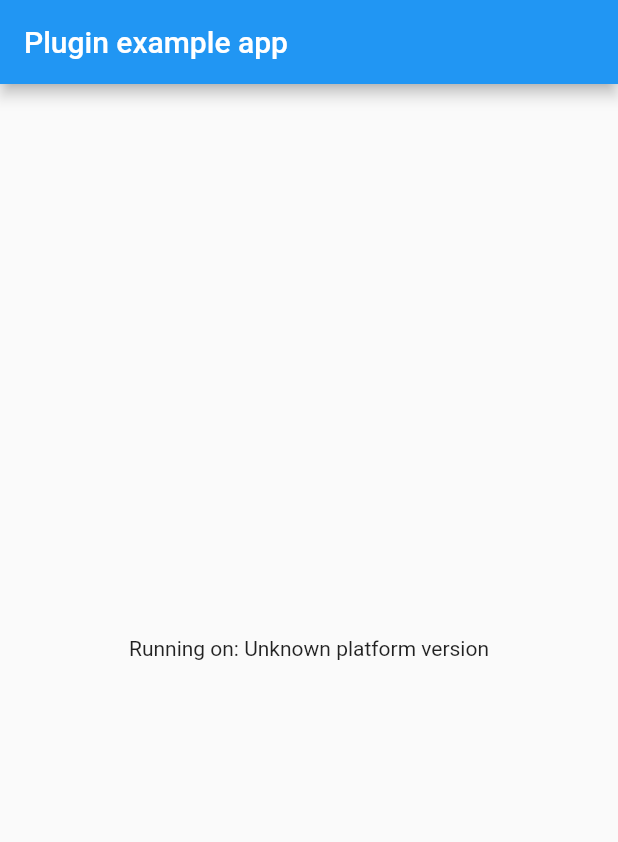
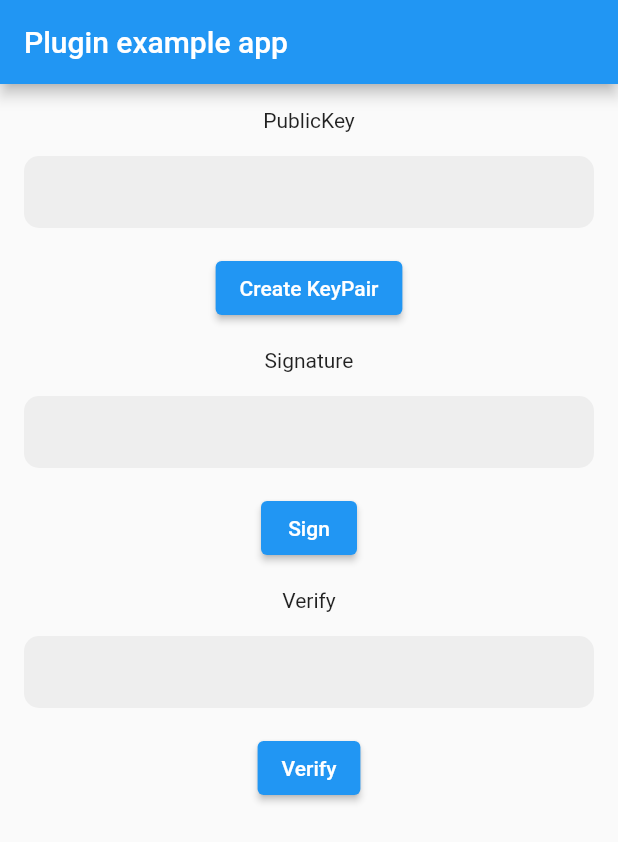
Before and after one commit to prongbang/local_auth_signature, a Flutter app: the screen it shows after launch, on a phone screen of 412 x 824 dp. Shown: the top 842 px of the screen. Run offline on Flutter 3.47's test engine with Material 2 defaults, Android fonts, the phone set to English and light mode, and no system bars.

Commit message:
Add example local_auth_signature for Android

```diff
--- /dev/null
+++ b/example/lib/card_box.dart
@@ -0,0 +1,20 @@
+import 'package:flutter/material.dart';
+
+class CardBox extends StatelessWidget {
+  final Widget child;
+
+  const CardBox({Key? key, required this.child}) : super(key: key);
+
+  @override
+  Widget build(BuildContext context) {
+    return Container(
+      width: double.infinity,
+      padding: const EdgeInsets.all(16),
+      decoration: BoxDecoration(
+        color: Colors.grey.shade200,
+        borderRadius: BorderRadius.circular(10),
+      ),
+      child: child,
+    );
+  }
+}
--- a/example/lib/main.dart
+++ b/example/lib/main.dart
@@ -1,8 +1,7 @@
 import 'package:flutter/material.dart';
-import 'dart:async';
-
 import 'package:flutter/services.dart';
 import 'package:local_auth_signature/local_auth_signature.dart';
+import 'package:local_auth_signature_example/card_box.dart';
 
 void main() {
   runApp(const MyApp());
@@ -16,35 +15,74 @@ class MyApp extends StatefulWidget {
 }
 
 class _MyAppState extends State<MyApp> {
-  String _platformVersion = 'Unknown';
-  final _localAuthSignaturePlugin = LocalAuthSignature();
+  final _localAuthSignature = LocalAuthSignature.instance;
+  final _key = 'com.prongbang.signx.key';
+  final _payload = 'Hello';
+  String? _publicKey = '';
+  String? _signature = '';
+  String? _verified = '';
 
-  @override
-  void initState() {
-    super.initState();
-    initPlatformState();
+  void _createKeyPair() async {
+    try {
+      final publicKey = await _localAuthSignature.createKeyPair(
+        _key,
+        AndroidPromptInfo(
+          title: 'BIOMETRIC',
+          subtitle: 'Please allow biometric',
+          negativeButton: 'CANCEL',
+        ),
+        IOSPromptInfo(reason: 'Please allow biometric'),
+      );
+      setState(() {
+        _publicKey = publicKey;
+      });
+      print('publicKey: $publicKey');
+    } on PlatformException catch (e) {
+      print('PlatformException: ${e.code}');
+    }
   }
 
-  // Platform messages are asynchronous, so we initialize in an async method.
-  Future<void> initPlatformState() async {
-    String platformVersion;
-    // Platform messages may fail, so we use a try/catch PlatformException.
-    // We also handle the message potentially returning null.
+  void _sign() async {
     try {
-      platformVersion =
-          await _localAuthSignaturePlugin.getPlatformVersion() ?? 'Unknown platform version';
-    } on PlatformException {
-      platformVersion = 'Failed to get platform version.';
+      final signature = await _localAuthSignature.sign(
+        _key,
+        _payload,
+        AndroidPromptInfo(
+          title: 'BIOMETRIC',
+          subtitle: 'Please allow biometric',
+          negativeButton: 'CANCEL',
+        ),
+        IOSPromptInfo(reason: 'Please allow biometric'),
+      );
+      setState(() {
+        _signature = signature;
+      });
+      print('signature: $signature');
+    } on PlatformException catch (e) {
+      print('PlatformException: ${e.code}');
     }
+  }
 
-    // If the widget was removed from the tree while the asynchronous platform
-    // message was in flight, we want to discard the reply rather than calling
-    // setState to update our non-existent appearance.
-    if (!mounted) return;
-
-    setState(() {
-      _platformVersion = platformVersion;
-    });
+  void _verify() async {
+    try {
+      final verified = await _localAuthSignature.verify(
+        _key,
+        _payload,
+        _signature!,
+        AndroidPromptInfo(
+          title: 'BIOMETRIC',
+          subtitle: 'Please allow biometric',
+          negativeButton: 'CANCEL',
+        ),
+        IOSPromptInfo(reason: 'Please allow biometric'),
+      );
+      setState(() {
+        _verified = '$verified';
+      });
+      print('verified: $verified');
+    } on PlatformException catch (e) {
+      print('PlatformException: ${e.code}');
+    }
   }
 
   @override
@@ -54,8 +92,40 @@ class _MyAppState extends State<MyApp> {
         appBar: AppBar(
           title: const Text('Plugin example app'),
         ),
-        body: Center(
-          child: Text('Running on: $_platformVersion\n'),
+        body: SingleChildScrollView(
+          child: Container(
+            margin: const EdgeInsets.all(16),
+            child: Column(
+              children: [
+                const Text('PublicKey'),
+                const SizedBox(height: 16),
+                CardBox(child: Text('$_publicKey')),
+                const SizedBox(height: 16),
+                ElevatedButton(
+                  onPressed: _createKeyPair,
+                  child: const Text('Create KeyPair'),
+                ),
+                const SizedBox(height: 16),
+                const Text('Signature'),
+                const SizedBox(height: 16),
+                CardBox(child: Text('$_signature')),
+                const SizedBox(height: 16),
+                ElevatedButton(
+                  onPressed: _sign,
+                  child: const Text('Sign'),
+                ),
+                const SizedBox(height: 16),
+                const Text('Verify'),
+                const SizedBox(height: 16),
+                CardBox(child: Text('$_verified')),
+                const SizedBox(height: 16),
+                ElevatedButton(
+                  onPressed: _verify,
+                  child: const Text('Verify'),
+                ),
+              ],
+            ),
+          ),
         ),
       ),
     );
--- a/lib/local_auth_signature.dart
+++ b/lib/local_auth_signature.dart
@@ -1,8 +1,51 @@
+import 'package:local_auth_signature/local_auth_signature_method_channel.dart';
+import 'package:local_auth_signature/src/android_prompt_info.dart';
+import 'package:local_auth_signature/src/ios_prompt_info.dart';
 
-import 'local_auth_signature_platform_interface.dart';
+export 'src/android_prompt_info.dart';
+export 'src/ios_prompt_info.dart';
 
-class LocalAuthSignature {
-  Future<String?> getPlatformVersion() {
-    return LocalAuthSignaturePlatform.instance.getPlatformVersion();
+abstract class LocalAuthSignature {
+  LocalAuthSignature() : super();
+
+  static LocalAuthSignature _instance = MethodChannelLocalAuthSignature();
+
+  /// The default instance of [LocalAuthSignature] to use.
+  ///
+  /// Defaults to [MethodChannelLocalAuthSignature].
+  static LocalAuthSignature get instance => _instance;
+
+  /// Platform-specific implementations should set this with their own
+  /// platform-specific class that extends [LocalAuthSignature] when
+  /// they register themselves.
+  static set instance(LocalAuthSignature instance) {
+    _instance = instance;
+  }
+
+  Future<String?> createKeyPair(
+    String key,
+    AndroidPromptInfo androidPromptInfo,
+    IOSPromptInfo iosPromptInfo,
+  ) {
+    throw UnimplementedError('createKeyPair() has not been implemented.');
+  }
+
+  Future<String?> sign(
+    String key,
+    String payload,
+    AndroidPromptInfo androidPromptInfo,
+    IOSPromptInfo iosPromptInfo,
+  ) {
+    throw UnimplementedError('sign() has not been implemented.');
+  }
+
+  Future<bool> verify(
+    String key,
+    String payload,
+    String signature,
+    AndroidPromptInfo androidPromptInfo,
+    IOSPromptInfo iosPromptInfo,
+  ) {
+    throw UnimplementedError('verify() has not been implemented.');
   }
 }
--- a/lib/local_auth_signature_platform_interface.dart
+++ /dev/null
@@ -1,29 +0,0 @@
-import 'package:plugin_platform_interface/plugin_platform_interface.dart';
-
-import 'local_auth_signature_method_channel.dart';
-
-abstract class LocalAuthSignaturePlatform extends PlatformInterface {
-  /// Constructs a LocalAuthSignaturePlatform.
-  LocalAuthSignaturePlatform() : super(token: _token);
-
-  static final Object _token = Object();
-
-  static LocalAuthSignaturePlatform _instance = MethodChannelLocalAuthSignature();
-
-  /// The default instance of [LocalAuthSignaturePlatform] to use.
-  ///
-  /// Defaults to [MethodChannelLocalAuthSignature].
-  static LocalAuthSignaturePlatform get instance => _instance;
-
-  /// Platform-specific implementations should set this with their own
-  /// platform-specific class that extends [LocalAuthSignaturePlatform] when
-  /// they register themselves.
-  static set instance(LocalAuthSignaturePlatform instance) {
-    PlatformInterface.verifyToken(instance, _token);
-    _instance = instance;
-  }
-
-  Future<String?> getPlatformVersion() {
-    throw UnimplementedError('platformVersion() has not been implemented.');
-  }
-}
--- /dev/null
+++ b/lib/src/android_prompt_info.dart
@@ -0,0 +1,13 @@
+class AndroidPromptInfo {
+  String? title;
+  String? subtitle;
+  String? description;
+  String? negativeButton;
+
+  AndroidPromptInfo({
+    this.title,
+    this.subtitle,
+    this.description,
+    this.negativeButton,
+  });
+}
--- /dev/null
+++ b/lib/src/ios_prompt_info.dart
@@ -0,0 +1,5 @@
+class IOSPromptInfo {
+  String? reason;
+
+  IOSPromptInfo({this.reason});
+}
--- a/pubspec.yaml
+++ b/pubspec.yaml
@@ -10,12 +10,11 @@ environment:
 dependencies:
   flutter:
     sdk: flutter
-  plugin_platform_interface: ^2.0.2
 
 dev_dependencies:
   flutter_test:
     sdk: flutter
-  flutter_lints: ^2.0.0
+  flutter_lints: ^2.0.1
 
 # For information on the generic Dart part of this file, see the
 # following page: https://dart.dev/tools/pub/pubspec
```
Also changed, not shown: lib/local_auth_signature_method_channel.dart (+79 -7 lines), example/pubspec.lock, 8 other files.
